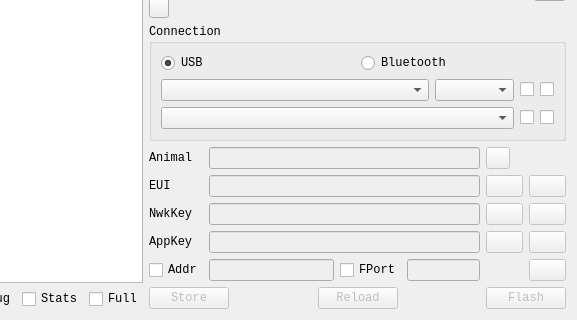
This is hardware/dialogcollarsim.ui in IvanTsantsarov/herdmind-simulator as Qt 5 draws it before an edit; both pictures show x 268 to 845 and y 225 to 545 of the 845 by 545 pixel window. The edited form follows.
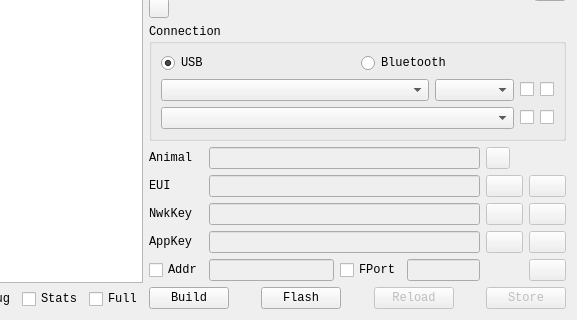
This is the edited form. Icons and pictures are not drawn. Custom widgets are drawn as their Qt base class.

Diff of the .ui file:
```diff
--- a/hardware/dialogcollarsim.ui
+++ b/hardware/dialogcollarsim.ui
@@ -1064,15 +1064,15 @@
      <item>
       <layout class="QHBoxLayout" name="horizontalLayout_7">
        <item>
-        <widget class="QPushButton" name="btnStore">
+        <widget class="QPushButton" name="btnBuild">
          <property name="enabled">
-          <bool>false</bool>
+          <bool>true</bool>
          </property>
          <property name="toolTip">
           <string>Store collar into devices file, activate the device and update the addres. You may flash once again the device with the new address.</string>
          </property>
          <property name="text">
-          <string>Store</string>
+          <string>Build</string>
          </property>
          <property name="icon">
           <iconset resource="../res/res.qrc">
@@ -1080,36 +1080,6 @@
          </property>
         </widget>
        </item>
-       <item>
-        <spacer name="horizontalSpacer_3">
-         <property name="orientation">
-          <enum>Qt::Orientation::Horizontal</enum>
-         </property>
-         <property name="sizeHint" stdset="0">
-          <size>
-           <width>40</width>
-           <height>20</height>
-          </size>
-         </property>
-        </spacer>
-       </item>
-       <item>
-        <widget class="QPushButton" name="btnReload">
-         <property name="enabled">
-          <bool>false</bool>
-         </property>
-         <property name="toolTip">
-          <string>Reread collar info from serial</string>
-         </property>
-         <property name="text">
-          <string>Reload</string>
-         </property>
-         <property name="icon">
-          <iconset resource="../res/res.qrc">
-           <normaloff>:/reload.svg</normaloff>:/reload.svg</iconset>
-         </property>
-        </widget>
-       </item>
        <item>
         <spacer name="horizontalSpacer_2">
          <property name="orientation">
@@ -1126,7 +1096,7 @@
        <item>
         <widget class="QPushButton" name="btnFlash">
          <property name="enabled">
-          <bool>false</bool>
+          <bool>true</bool>
          </property>
          <property name="toolTip">
           <string>Store AppKey and NwkKey in the connected wtih USB device. EUI is stored only if checked.</string>
@@ -1140,6 +1110,66 @@
          </property>
         </widget>
        </item>
+       <item>
+        <spacer name="horizontalSpacer_5">
+         <property name="orientation">
+          <enum>Qt::Orientation::Horizontal</enum>
+         </property>
+         <property name="sizeHint" stdset="0">
+          <size>
+           <width>40</width>
+           <height>20</height>
+          </size>
+         </property>
+        </spacer>
+       </item>
+       <item>
+        <widget class="QPushButton" name="btnReload">
+         <property name="enabled">
+          <bool>false</bool>
+         </property>
+         <property name="toolTip">
+          <string>Reread collar info from serial</string>
+         </property>
+         <property name="text">
+          <string>Reload</string>
+         </property>
+         <property name="icon">
+          <iconset resource="../res/res.qrc">
+           <normaloff>:/reload.svg</normaloff>:/reload.svg</iconset>
+         </property>
+        </widget>
+       </item>
+       <item>
+        <spacer name="horizontalSpacer_3">
+         <property name="orientation">
+          <enum>Qt::Orientation::Horizontal</enum>
+         </property>
+         <property name="sizeHint" stdset="0">
+          <size>
+           <width>40</width>
+           <height>20</height>
+          </size>
+         </property>
+        </spacer>
+       </item>
+       <item>
+        <widget class="QPushButton" name="btnStore">
+         <property name="enabled">
+          <bool>false</bool>
+         </property>
+         <property name="toolTip">
+          <string>Store collar into devices file, activate the device and update the addres. You may flash once again the device with the new address.</string>
+         </property>
+         <property name="text">
+          <string>Store</string>
+         </property>
+         <property name="icon">
+          <iconset resource="../res/res.qrc">
+           <normaloff>:/register.svg</normaloff>:/register.svg</iconset>
+         </property>
+        </widget>
+       </item>
       </layout>
      </item>
      <item>
```
Left out of the diff: 4 changed lines with no effect on the pictures.
